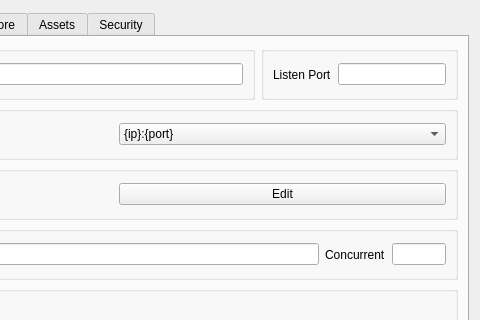
First picture: the form in include/ui/setting/dialog_basic_settings.ui, repository shengmo0210/Throne, before the edit; both pictures show x 248 to 728 and y 0 to 320 of the 728 by 472 pixel window.
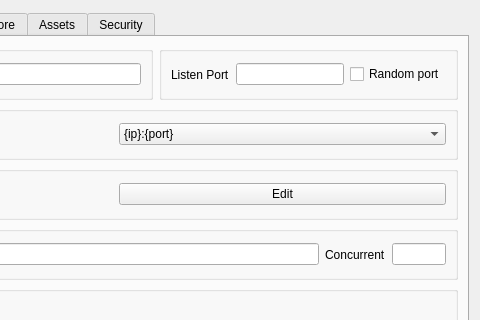
Second picture: the form after the edit. Custom widgets are drawn as their Qt base class.

Commit message: add random listen port feature

```diff
--- a/include/ui/setting/dialog_basic_settings.ui
+++ b/include/ui/setting/dialog_basic_settings.ui
@@ -89,6 +89,16 @@
               </property>
              </widget>
             </item>
+            <item>
+             <widget class="QCheckBox" name="random_listen_port">
+              <property name="toolTip">
+               <string>&lt;html&gt;&lt;head/&gt;&lt;body&gt;&lt;p&gt;Selects a random available port on every run&lt;/p&gt;&lt;/body&gt;&lt;/html&gt;</string>
+              </property>
+              <property name="text">
+               <string>Random port</string>
+              </property>
+             </widget>
+            </item>
            </layout>
           </widget>
          </item>
```
The commit also changes 4 other files.
